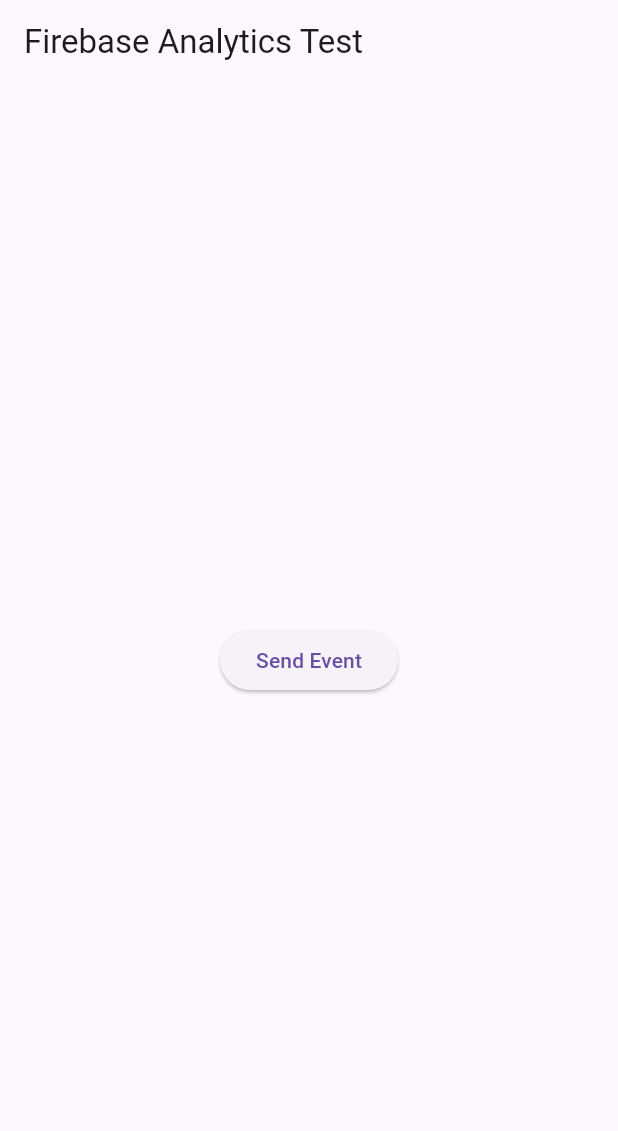
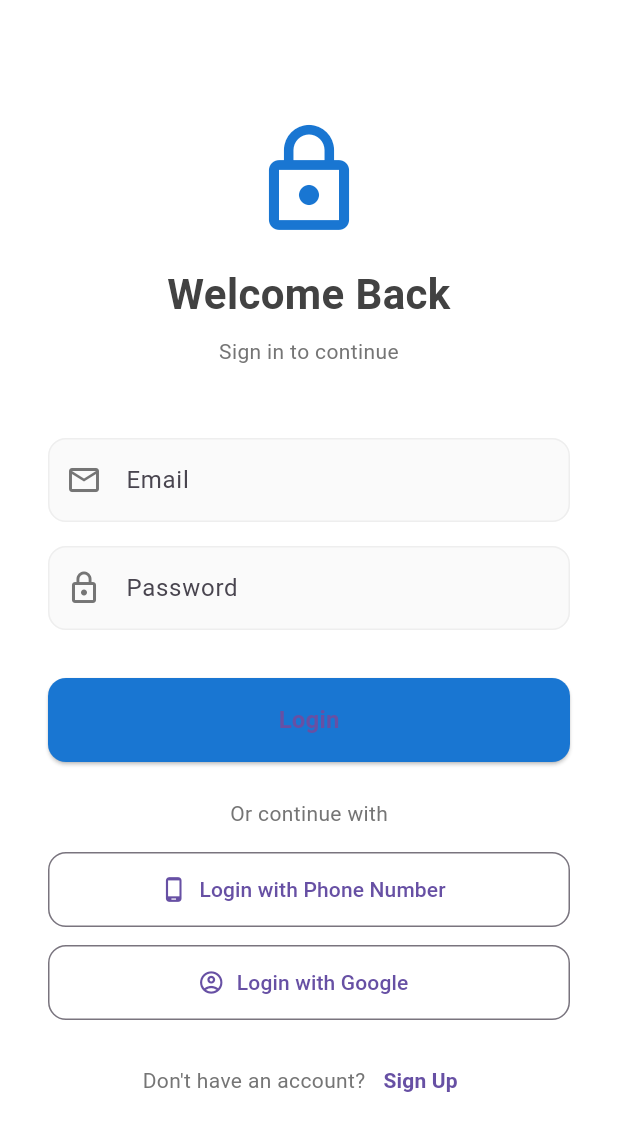
Before and after one commit to Tcerz/materim06, a Flutter app: the screen it shows after launch, on a phone screen of 412 x 824 dp. Shown: the top 1131 px of the screen. Run offline on Flutter 3.47's test engine with Material 3 defaults, Android fonts, the phone set to English and light mode, and no system bars; our stand-ins replace firebase_auth, firebase_core; accounts and stored records are empty.

Commit message:
auth_login

```diff
--- /dev/null
+++ b/lib/M07/auth.dart
@@ -0,0 +1,27 @@
+import 'dart:async';
+import 'package:firebase_auth/firebase_auth.dart';
+
+class Auth {
+  final FirebaseAuth firebaseAuth = FirebaseAuth.instance;
+
+  Future<String> logIn (String email, String password) async {
+    UserCredential authResult = await firebaseAuth.signInWithEmailAndPassword(email: email, password: password);
+    User? user=authResult.user;
+    return user!.uid;
+  }
+
+  Future<String> signUp (String email, String password) async {
+    UserCredential authResult = await firebaseAuth.createUserWithEmailAndPassword(email: email, password: password);
+    User? user=authResult.user;
+    return user!.uid;
+  }
+
+  Future<void> signOut() async {
+    return firebaseAuth.signOut();
+  }
+
+  Future<User?> getUSer() async {
+    User? user = await firebaseAuth.currentUser;
+    return user;
+  }
+}
--- /dev/null
+++ b/lib/M07/login_screen.dart
@@ -0,0 +1,228 @@
+import 'package:flutter/material.dart';
+import 'package:materim06/M07/auth.dart';
+import 'package:materim06/M07/home.dart';
+import 'package:materim06/M07/signup_screen.dart';
+// Tambahkan import di atas
+import 'package:materim06/M07/login_phone_screen.dart';
+import 'package:materim06/M07/login_google_screen.dart';
+
+class LoginScreen extends StatefulWidget {
+  const LoginScreen({super.key});
+
+  @override
+  State<LoginScreen> createState() => _LoginScreenState();
+}
+
+class _LoginScreenState extends State<LoginScreen> {
+  final TextEditingController txtEmail = TextEditingController();
+  final TextEditingController txtPassword = TextEditingController();
+  String message = '';
+  late Auth auth;
+
+  @override
+  void initState() {
+    auth = Auth();
+    super.initState();
+  }
+
+  Future<void> submit() async {
+    setState(() => message = '');
+    try {
+      final userID = await auth.logIn(txtEmail.text, txtPassword.text);
+      if (userID != null) {
+        Navigator.pushReplacement(
+          context,
+          MaterialPageRoute(builder: (context) => HomeScreen(userID)),
+        );
+      }
+    } catch (e) {
+      setState(() => message = e.toString());
+    }
+  }
+
+  @override
+  Widget build(BuildContext context) {
+    return Scaffold(
+      backgroundColor: Colors.white,
+      body: SafeArea(
+        child: Center(
+          child: SingleChildScrollView(
+            padding: const EdgeInsets.symmetric(horizontal: 32),
+            child: Column(
+              crossAxisAlignment: CrossAxisAlignment.stretch,
+              children: [
+                Icon(Icons.lock_outline, size: 80, color: Colors.blue.shade700),
+                const SizedBox(height: 16),
+                Text(
+                  'Welcome Back',
+                  textAlign: TextAlign.center,
+                  style: TextStyle(
+                    fontSize: 28,
+                    fontWeight: FontWeight.bold,
+                    color: Colors.grey.shade800,
+                  ),
+                ),
+                const SizedBox(height: 8),
+                Text(
+                  'Sign in to continue',
+                  textAlign: TextAlign.center,
+                  style: TextStyle(color: Colors.grey.shade600),
+                ),
+                const SizedBox(height: 48),
+                TextFormField(
+                  controller: txtEmail,
+                  keyboardType: TextInputType.emailAddress,
+                  decoration: inputDecoration('Email', Icons.mail_outline),
+                ),
+                const SizedBox(height: 16),
+                TextFormField(
+                  controller: txtPassword,
+                  obscureText: true,
+                  decoration: inputDecoration('Password', Icons.lock_outline),
+                ),
+                const SizedBox(height: 32),
+                SizedBox(
+                  height: 56,
+                  child: ElevatedButton(
+                    onPressed: submit,
+                    style: ElevatedButton.styleFrom(
+                      backgroundColor: Colors.blue.shade700,
+                      shape: RoundedRectangleBorder(
+                        borderRadius: BorderRadius.circular(12),
+                      ),
+                    ),
+                    child: const Text(
+                      'Login',
+                      style: TextStyle(
+                        fontSize: 16,
+                        fontWeight: FontWeight.w600,
+                      ),
+                    ),
+                  ),
+                ),
+                const SizedBox(height: 24),
+                Center(
+                  child: Text(
+                    'Or continue with',
+                    style: TextStyle(color: Colors.grey.shade600),
+                  ),
+                ),
+                const SizedBox(height: 16),
+
+                // Tombol login dengan nomor HP
+                SizedBox(
+                  height: 50,
+                  child: OutlinedButton.icon(
+                    icon: const Icon(Icons.phone_android_outlined),
+                    label: const Text(
+                      'Login with Phone Number',
+                      style: TextStyle(fontWeight: FontWeight.w500),
+                    ),
+                    style: OutlinedButton.styleFrom(
+                      shape: RoundedRectangleBorder(
+                        borderRadius: BorderRadius.circular(12),
+                      ),
+                    ),
+                    onPressed: () {
+                      Navigator.push(
+                        context,
+                        MaterialPageRoute(
+                          builder: (context) => const LoginPhoneScreen(),
+                        ),
+                      );
+                    },
+                  ),
+                ),
+                const SizedBox(height: 12),
+
+                // Tombol login dengan Google
+                SizedBox(
+                  height: 50,
+                  child: OutlinedButton.icon(
+                    icon: const Icon(Icons.account_circle_outlined),
+                    label: const Text(
+                      'Login with Google',
+                      style: TextStyle(fontWeight: FontWeight.w500),
+                    ),
+                    style: OutlinedButton.styleFrom(
+                      shape: RoundedRectangleBorder(
+                        borderRadius: BorderRadius.circular(12),
+                      ),
+                    ),
+                    onPressed: () {
+                      Navigator.push(
+                        context,
+                        MaterialPageRoute(
+                          builder: (context) => const LoginGoogleScreen(),
+                        ),
+                      );
+                    },
+                  ),
+                ),
+
+                if (message.isNotEmpty)
+                  Container(
+                    padding: const EdgeInsets.all(12),
+                    decoration: BoxDecoration(
+                      color: Colors.red.shade50,
+                      borderRadius: BorderRadius.circular(8),
+                      border: Border.all(color: Colors.red.shade200),
+                    ),
+                    child: Text(
+                      message,
+                      style: TextStyle(color: Colors.red.shade700),
+                    ),
+                  ),
+                const SizedBox(height: 16),
+                Row(
+                  mainAxisAlignment: MainAxisAlignment.center,
+                  children: [
+                    Text(
+                      "Don't have an account?",
+                      style: TextStyle(color: Colors.grey.shade600),
+                    ),
+                    TextButton(
+                      onPressed: () {
+                        Navigator.push(
+                          context,
+                          MaterialPageRoute(
+                            builder: (context) => const SignUpScreen(),
+                          ),
+                        );
+                      },
+                      child: const Text(
+                        'Sign Up',
+                        style: TextStyle(fontWeight: FontWeight.w600),
+                      ),
+                    ),
+                  ],
+                ),
+              ],
+            ),
+          ),
+        ),
+      ),
+    );
+  }
+
+  InputDecoration inputDecoration(String hint, IconData icon) {
+    return InputDecoration(
+      hintText: hint,
+      prefixIcon: Icon(icon, color: Colors.grey.shade600),
+      filled: true,
+      fillColor: Colors.grey.shade50,
+      border: OutlineInputBorder(
+        borderRadius: BorderRadius.circular(12),
+        borderSide: BorderSide.none,
+      ),
+      enabledBorder: OutlineInputBorder(
+        borderRadius: BorderRadius.circular(12),
+        borderSide: BorderSide(color: Colors.grey.shade200),
+      ),
+      focusedBorder: OutlineInputBorder(
+        borderRadius: BorderRadius.circular(12),
+        borderSide: BorderSide(color: Colors.blue.shade700, width: 2),
+      ),
+    );
+  }
+}
--- a/lib/main.dart
+++ b/lib/main.dart
@@ -1,6 +1,11 @@
 import 'package:flutter/material.dart';
+import 'package:firebase_core/firebase_core.dart';
+import 'package:materim06/M07/login_screen.dart';
+import 'package:materim06/M07/launch.dart';
 
-void main() {
+void main() async {
+  WidgetsFlutterBinding.ensureInitialized(); // Pastikan binding Flutter siap
+  await Firebase.initializeApp(); // 🔥 Inisialisasi Firebase dulu
   runApp(const MyApp());
 }
 
@@ -12,29 +17,10 @@
     return MaterialApp(
       debugShowCheckedModeBanner: false,
       title: 'Firebase Analytics Demo',
+      initialRoute: '/login',
+      routes: {'/login': (context) => const LoginScreen()},
       theme: ThemeData(primarySwatch: Colors.blue),
-      home: const MainApp(), // 👈 Scaffold harus berada di bawah MaterialApp
+      home: LaunchScreen(), // Panggil LaunchScreen
     );
   }
 }
-
-class MainApp extends StatelessWidget {
-  const MainApp({super.key});
-
-  @override
-  Widget build(BuildContext context) {
-    return Scaffold(
-      appBar: AppBar(title: const Text('Firebase Analytics Test')),
-      body: Center(
-        child: ElevatedButton(
-          onPressed: () {
-            ScaffoldMessenger.of(context).showSnackBar(
-              const SnackBar(content: Text('Analytics event triggered!')),
-            );
-          },
-          child: const Text('Send Event'),
-        ),
-      ),
-    );
-  }
-}
--- a/pubspec.yaml
+++ b/pubspec.yaml
@@ -8,6 +8,7 @@
 
 dependencies:
   firebase_analytics: ^12.0.3
+  firebase_auth: ^6.1.1
   firebase_core: ^4.2.0
   flutter:
     sdk: flutter
```
Also changed, not shown: lib/M07/home.dart (added, +59 -0 lines), lib/M07/launch.dart (added, +37 -0 lines), lib/M07/login_google_screen.dart (added, +18 -0 lines), lib/M07/login_phone_screen.dart (added, +18 -0 lines), lib/M07/signup_screen.dart (added, +170 -0 lines), lib/amburadul.dart (added, +40 -0 lines), pubspec.lock, 3 other files.
